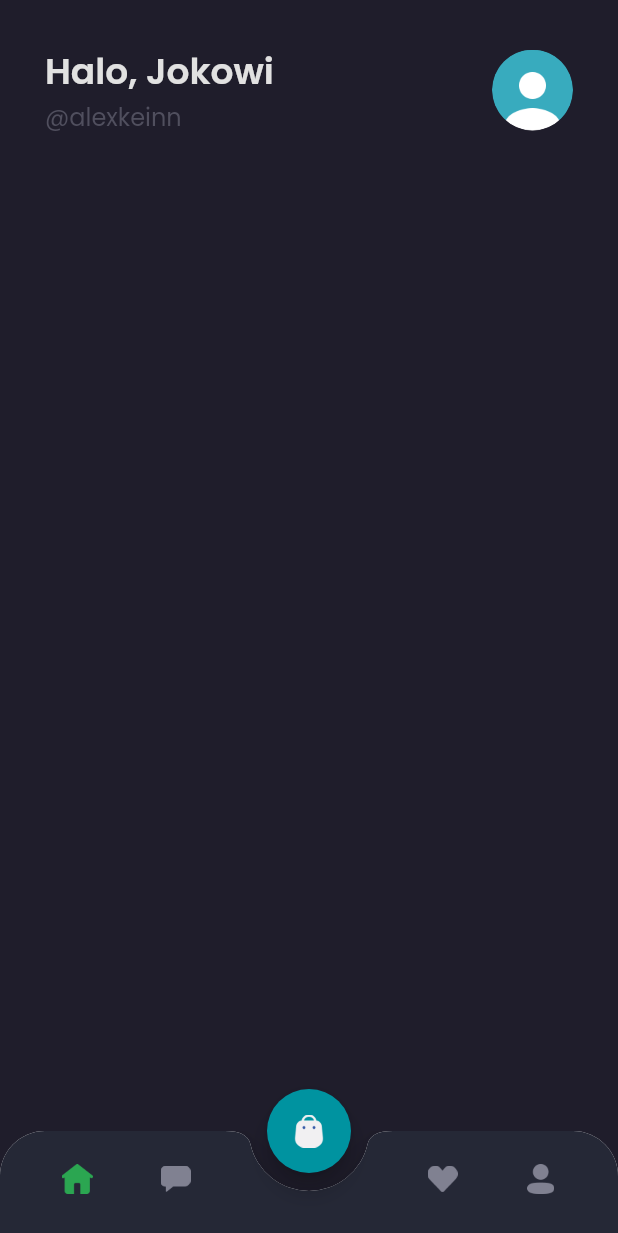
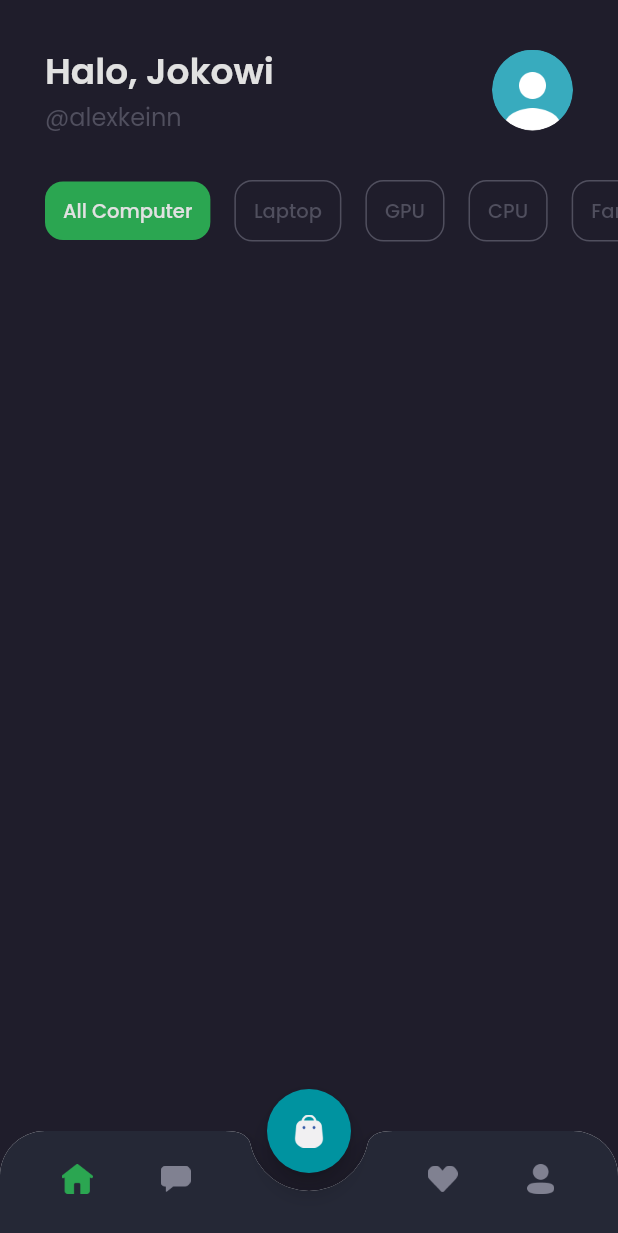
Before and after one commit to NikiMNafis/Kelompok3_Mobile_TIFD_Semester4, a Flutter app: the MainScreen screen opened by its route, on a phone screen of 412 x 824 dp. Shown: the top 1233 px of the screen. Run offline on Flutter 3.47's test engine with Material 2 defaults, Android fonts, the phone set to English and light mode, and no system bars; our stand-ins replace google_fonts.

Commit message:
Home screen bagian kategori

```diff
--- a/lib/screen/home/home_screen.dart
+++ b/lib/screen/home/home_screen.dart
@@ -49,9 +49,130 @@ class HomeScreen extends StatelessWidget {
       );
     }
 
+    Widget categories() {
+      return Container(
+        margin: EdgeInsets.only(
+          top: defaultMargin,
+        ),
+        child: SingleChildScrollView(
+          scrollDirection: Axis.horizontal,
+          child: Row(
+            children: [
+              SizedBox(
+                width: defaultMargin,
+              ),
+              Container(
+                padding: EdgeInsets.symmetric(
+                  horizontal: 12,
+                  vertical: 10,
+                ),
+                margin: EdgeInsets.only(right: 16),
+                decoration: BoxDecoration(
+                  borderRadius: BorderRadius.circular(12),
+                  color: primaryColor,
+                ),
+                child: Text(
+                  'All Computer',
+                  style: primaryTextStyle.copyWith(
+                    fontSize: 13,
+                    fontWeight: medium,
+                  ),
+                ),
+              ),
+              Container(
+                padding: EdgeInsets.symmetric(
+                  horizontal: 12,
+                  vertical: 10,
+                ),
+                margin: EdgeInsets.only(right: 16),
+                decoration: BoxDecoration(
+                  borderRadius: BorderRadius.circular(12),
+                  border: Border.all(
+                    color: subtitleColor,
+                  ),
+                  color: transparentColor,
+                ),
+                child: Text(
+                  'Laptop',
+                  style: subtitleTextStyle.copyWith(
+                    fontSize: 13,
+                    fontWeight: medium,
+                  ),
+                ),
+              ),
+              Container(
+                padding: EdgeInsets.symmetric(
+                  horizontal: 12,
+                  vertical: 10,
+                ),
+                margin: EdgeInsets.only(right: 16),
+                decoration: BoxDecoration(
+                  borderRadius: BorderRadius.circular(12),
+                  border: Border.all(
+                    color: subtitleColor,
+                  ),
+                  color: transparentColor,
+                ),
+                child: Text(
+                  'GPU',
+                  style: subtitleTextStyle.copyWith(
+                    fontSize: 13,
+                    fontWeight: medium,
+                  ),
+                ),
+              ),
+              Container(
+                padding: EdgeInsets.symmetric(
+                  horizontal: 12,
+                  vertical: 10,
+                ),
+                margin: EdgeInsets.only(right: 16),
+                decoration: BoxDecoration(
+                  borderRadius: BorderRadius.circular(12),
+                  border: Border.all(
+                    color: subtitleColor,
+                  ),
+                  color: transparentColor,
+                ),
+                child: Text(
+                  'CPU',
+                  style: subtitleTextStyle.copyWith(
+                    fontSize: 13,
+                    fontWeight: medium,
+                  ),
+                ),
+              ),
+              Container(
+                padding: EdgeInsets.symmetric(
+                  horizontal: 12,
+                  vertical: 10,
+                ),
+                margin: EdgeInsets.only(right: 16),
+                decoration: BoxDecoration(
+                  borderRadius: BorderRadius.circular(12),
+                  border: Border.all(
+                    color: subtitleColor,
+                  ),
+                  color: transparentColor,
+                ),
+                child: Text(
+                  'Fan cooler',
+                  style: subtitleTextStyle.copyWith(
+                    fontSize: 13,
+                    fontWeight: medium,
+                  ),
+                ),
+              ),
+            ],
+          ),
+        ),
+      );
+    }
+
     return ListView(
       children: [
         header(),
+        categories(),
       ],
     );
   }
--- a/lib/theme.dart
+++ b/lib/theme.dart
@@ -14,6 +14,7 @@ Color backgroundColor4 = Color(0xFF252836);
 Color primaryTextColor = Color(0xFFE1E1E1);
 Color secondaryTextColor = Color(0xFF999999);
 Color subtitleColor = Color(0xFF504f5e);
+Color transparentColor = Colors.transparent;
 
 TextStyle primaryTextStyle = GoogleFonts.poppins(
   color: primaryTextColor,
```
